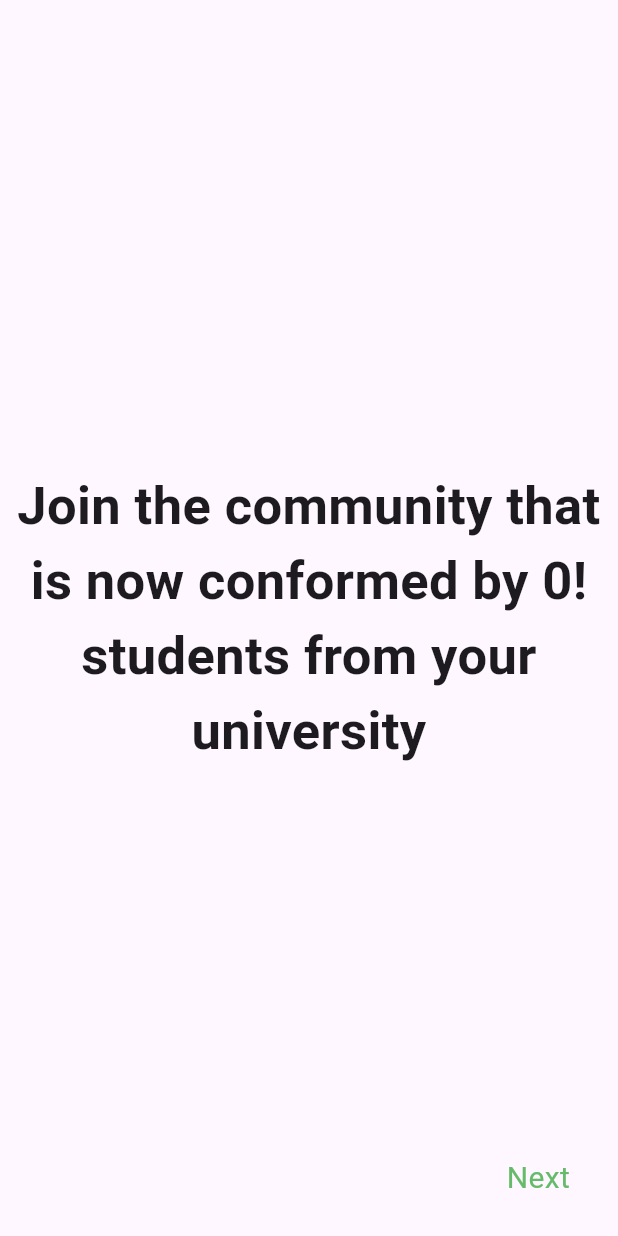
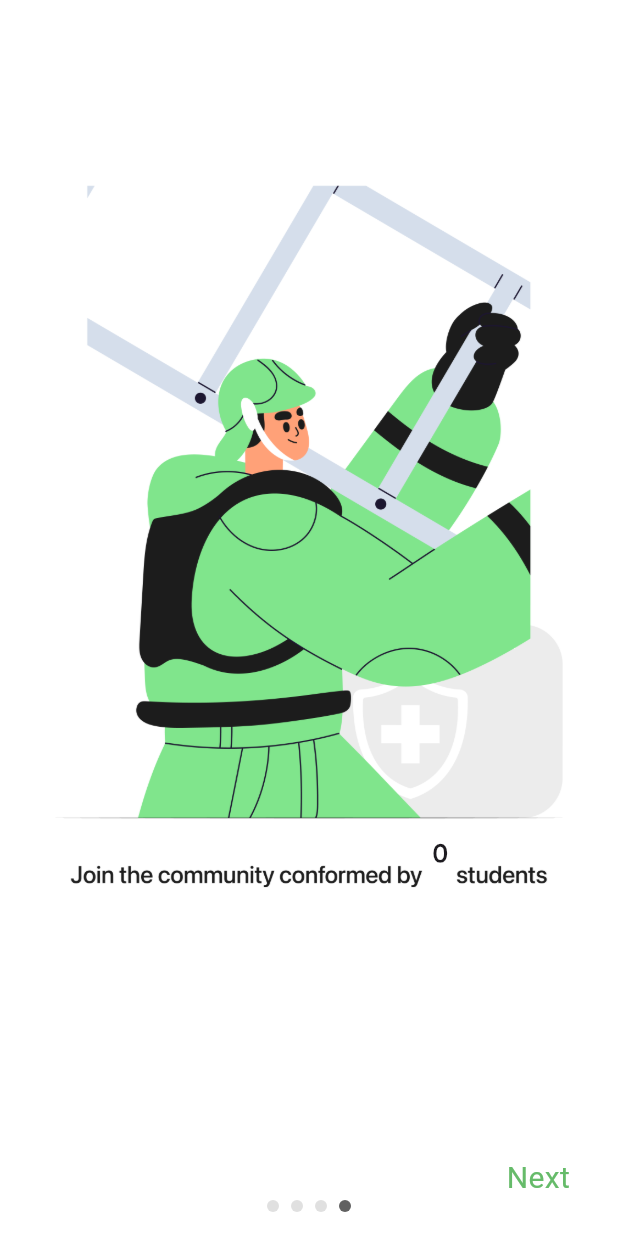
Before and after one commit to ISIS3510-Seccion-2-Grupo-21/resq-flutter, a Flutter app: the screen it shows after launch, swiped to page 4, on a phone screen of 412 x 824 dp. Run offline on Flutter 3.47's test engine with Material 3 defaults, Android fonts, the phone set to English and light mode, and no system bars; our stand-ins replace bloc, cloud_firestore, connectivity_plus, equatable, firebase_auth, firebase_core and 10 more; missing offline and left inert: shake; accounts and stored records are empty; Roboto replaces fonts that are missing (DM Sans).

Commit message:
Onboarding 4 arreglada

```diff
--- a/lib/screens/onboarding/onboarding_parent_screen.dart
+++ b/lib/screens/onboarding/onboarding_parent_screen.dart
@@ -110,8 +110,7 @@ void showNoConnectionMessage() {
             },
             children: _onboardingPages,
           ),
-          // Mostrar los indicadores de página en las pantallas 1, 2 y 3
-          if (_currentPageIndex < 3)
+          if (_currentPageIndex < 4)
             Align(
               alignment: Alignment.bottomCenter,
               child: Padding(
@@ -119,7 +118,7 @@ void showNoConnectionMessage() {
                 child: Row(
                   mainAxisAlignment: MainAxisAlignment.center,
                   children: List.generate(
-                    3,
+                    4,
                     (index) => buildIndicator(index),
                   ),
                 ),
--- a/lib/screens/onboarding/onboarding_screen4.dart
+++ b/lib/screens/onboarding/onboarding_screen4.dart
@@ -13,6 +13,12 @@ class OnboardingScreen4 extends StatelessWidget {
       home: Scaffold(
         body: Stack(
           children: [
+            Image.asset(
+              'assets/onboarding4.png',
+              fit: BoxFit.cover,
+              width: double.infinity,
+              height: double.infinity,
+            ),
             StudentCounter(navigateToNextScreen: navigateToNextScreen),
             Align(
               alignment: Alignment.bottomRight,
@@ -50,7 +56,6 @@ class StudentCounter extends StatefulWidget {
   const StudentCounter({super.key, required this.navigateToNextScreen});
 
   @override
-  // ignore: library_private_types_in_public_api
   _StudentCounterState createState() => _StudentCounterState();
 }
 
@@ -74,9 +79,7 @@ class _StudentCounterState extends State<StudentCounter> {
 
   @override
   Widget build(BuildContext context) {
-    return Center(
-      child: Column(
-        mainAxisAlignment: MainAxisAlignment.center,
+    return Stack(
       children: [
         StreamBuilder<QuerySnapshot>(
           stream: _studentsStream,
@@ -87,17 +90,18 @@ class _StudentCounterState extends State<StudentCounter> {
 
             int studentCount = snapshot.data?.docs.length ?? 0;
 
-              return Center(
+            return Positioned(
+              left: MediaQuery.of(context).size.width * 0.7,
+              bottom: MediaQuery.of(context).size.height * 0.295,
               child: AnimatedSwitcher(
                 duration: const Duration(milliseconds: 500),
                 child: Text(
-                  'Join the community that is now conformed by ' +
-                  '$studentCount! students from your university',
+                  '$studentCount',
                   key: ValueKey<int>(studentCount),
                   style: const TextStyle(
-                    fontSize: 35.0,
-                    fontWeight: FontWeight.bold, // Change the color here
-                    fontFamily: 'DM Sans', // Ensure the font family is set
+                    fontSize: 16.55,
+                    fontWeight: FontWeight.w600,
+                    fontFamily: 'SFPro',
                   ),
                   textAlign: TextAlign.center,
                 ),
@@ -106,7 +110,6 @@ class _StudentCounterState extends State<StudentCounter> {
           },
         ),
       ],
-      ),
     );
   }
 }
--- a/pubspec.yaml
+++ b/pubspec.yaml
@@ -92,8 +92,14 @@ flutter:
    - assets/onboarding1.png
    - assets/onboarding2.png
    - assets/onboarding3.png
+   - assets/onboarding4.png
    - assets/onboardingFinal.png
    - assets/newsletter.png
+
+  fonts:
+    - family: SFPro
+      fonts:
+        - asset: fonts/SFPRODISPLAYREGULAR.OTF
 
   # An image asset can refer to one or more resolution-specific "variants", see
   # https://flutter.dev/assets-and-images/#resolution-aware
```
Also changed, not shown: assets/onboarding4.png (added), fonts/SFPRODISPLAYREGULAR.OTF (added). Lines whose indentation alone changed are shown as unchanged.
